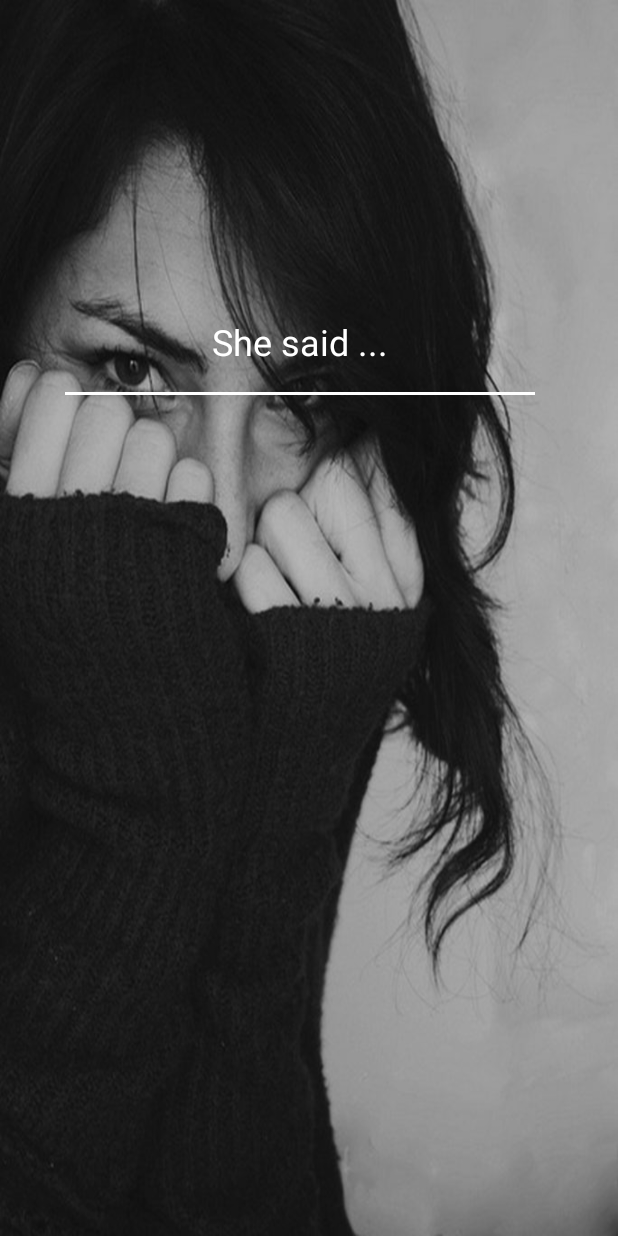
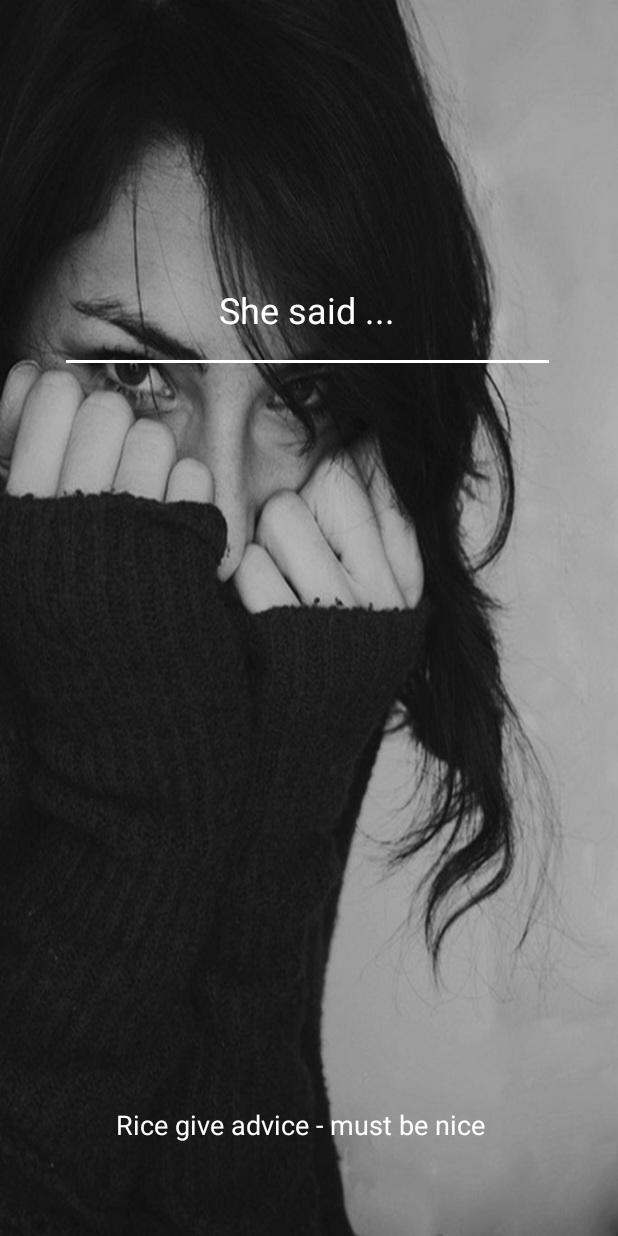
Before and after one commit to PhiHuyHoang/ricedictionary, an Android app: the screen it shows after launch (MainActivity), on a phone screen of 412 x 824 dp. Run offline under Robolectric (Android 15) with nearby library versions, the light colour scheme and no system bars.

Commit message:
add new line

```diff
--- a/app/src/main/AndroidManifest.xml
+++ b/app/src/main/AndroidManifest.xml
@@ -5,9 +5,9 @@
 
     <application
         android:allowBackup="true"
-        android:icon="@mipmap/ic_launcher"
-        android:label="@string/app_name"
-        android:roundIcon="@mipmap/ic_launcher_round"
+        android:icon="@drawable/diilicious"
+        android:label="@string/app_label"
+        android:roundIcon="@drawable/diilicious"
         android:supportsRtl="true"
         android:theme="@style/AppTheme">
         <activity android:name=".MainActivity">
--- a/app/src/main/res/layout/activity_main.xml
+++ b/app/src/main/res/layout/activity_main.xml
@@ -4,19 +4,20 @@
     xmlns:tools="http://schemas.android.com/tools"
     android:layout_width="match_parent"
     android:layout_height="match_parent"
+    android:background="@drawable/background"
     tools:context=".MainActivity">
 
     <EditText
         android:id="@+id/question"
         style="@android:style/Widget.DeviceDefault.EditText"
-        android:layout_width="321dp"
+        android:layout_width="330dp"
         android:layout_height="83dp"
-        android:layout_marginStart="39dp"
-        android:layout_marginLeft="39dp"
+        android:layout_marginStart="40dp"
+        android:layout_marginLeft="40dp"
         android:layout_marginTop="140dp"
-        android:layout_marginEnd="51dp"
-        android:layout_marginRight="51dp"
-        android:layout_marginBottom="508dp"
+        android:layout_marginEnd="42dp"
+        android:layout_marginRight="42dp"
+        android:layout_marginBottom="82dp"
         android:ems="10"
         android:gravity="center"
         android:hint="She said ..."
@@ -25,9 +26,8 @@
         android:textColorHint="@android:color/white"
         android:textSize="24sp"
         android:theme="@style/EditTextTheme"
-        app:layout_constraintBottom_toBottomOf="parent"
+        app:layout_constraintBottom_toTopOf="@+id/answer"
         app:layout_constraintEnd_toEndOf="parent"
-        app:layout_constraintHorizontal_bias="0.0"
         app:layout_constraintStart_toStartOf="parent"
         app:layout_constraintTop_toTopOf="parent" />
 
@@ -47,5 +47,21 @@
         app:layout_constraintTop_toTopOf="parent"
         app:layout_constraintVertical_bias="0.552" />
 
+    <TextView
+        android:id="@+id/copyright"
+        android:layout_width="321dp"
+        android:layout_height="50dp"
+        android:background="@android:color/transparent"
+        android:gravity="center"
+        android:text="@string/copyright"
+        android:textColor="@android:color/white"
+        android:textSize="18sp"
+        app:layout_constraintBottom_toBottomOf="parent"
+        app:layout_constraintEnd_toEndOf="parent"
+        app:layout_constraintHorizontal_bias="0.433"
+        app:layout_constraintStart_toStartOf="parent"
+        app:layout_constraintTop_toTopOf="parent"
+        app:layout_constraintVertical_bias="0.936" />
+
 
 </android.support.constraint.ConstraintLayout>
--- a/app/src/main/res/values/strings.xml
+++ b/app/src/main/res/values/strings.xml
@@ -1,3 +1,5 @@
 <resources>
     <string name="app_name">RiceDictionary</string>
+    <string name="app_label">What does she mean?</string>
+    <string name="copyright">Rice give advice - must be nice"</string>
 </resources>
--- a/app/src/main/res/values/styles.xml
+++ b/app/src/main/res/values/styles.xml
@@ -6,11 +6,11 @@
         <item name="colorPrimary">@color/colorPrimary</item>
         <item name="colorPrimaryDark">@color/colorPrimaryDark</item>
         <item name="colorAccent">@color/colorAccent</item>
-        <item name="android:background">@drawable/background</item>
+        <!-- <item name="android:background">@drawable/background</item> -->
     </style>
 
     <style name="EditTextTheme" parent="Theme.AppCompat.Light.NoActionBar">
-        <item name="colorControlNormal">@color/colorPrimary</item>
+        <item name="colorControlNormal">@android:color/white</item>
         <item name="colorControlActivated">@android:color/white</item>
         <item name="colorControlHighlight">@android:color/white</item>
     </style>
```
Also changed, not shown: app/src/main/java/com/rice/ricedictionary/MainActivity.java (+15 -19 lines), app/src/main/res/drawable/diilicious.png (added), 1 other file.
